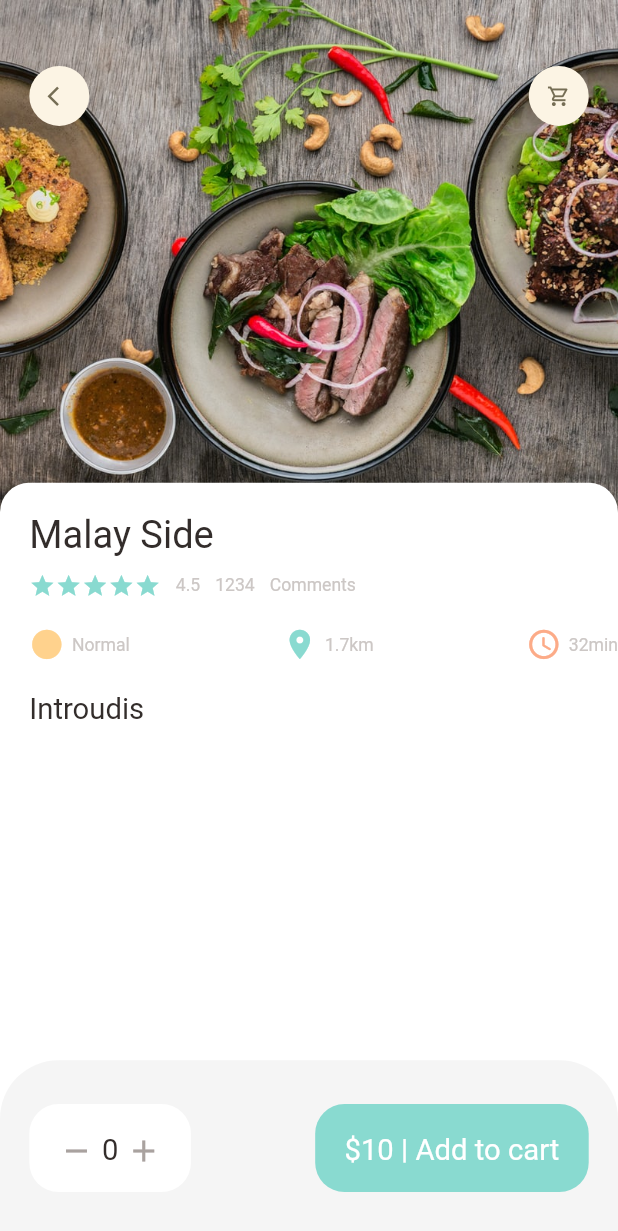
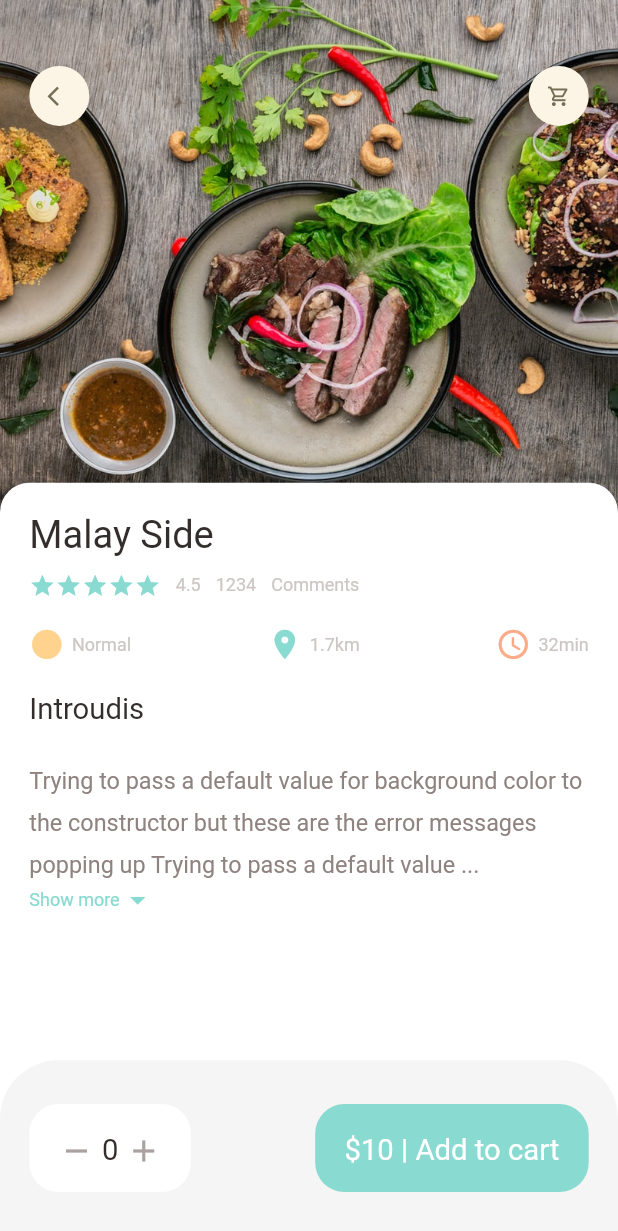
Before and after one commit to Katanabiz/Aziq-Tulik-Jetkizw, a Flutter app: the screen it shows after launch, on a phone screen of 412 x 824 dp. Shown: the top 1231 px of the screen. Run offline on Flutter 3.47's test engine with Material 2 defaults, Android fonts, the light colour scheme and no system bars; our stand-ins replace dots_indicator, get.

Commit message:
added intrudeus foods

```diff
--- /dev/null
+++ b/lib/app/vidjetter/expandable_text_widget.dart
@@ -0,0 +1,69 @@
+import 'package:aziq_tulik_jetkizw/app/vidjetter/smal_text_widget.dart';
+import 'package:aziq_tulik_jetkizw/common/quraldar/app_dimensions.dart';
+import 'package:aziq_tulik_jetkizw/common/quraldar/app_tusteri.dart';
+import 'package:flutter/material.dart';
+
+class ExpandableTextWidget extends StatefulWidget {
+  final String text;
+  const ExpandableTextWidget({super.key, required this.text});
+
+  @override
+  State<ExpandableTextWidget> createState() => _ExpandableTextWidgetState();
+}
+
+class _ExpandableTextWidgetState extends State<ExpandableTextWidget> {
+  late String firstHalf;
+  late String secondHalf;
+
+  bool hiddenText = true;
+  double textHeight = Dimensions.screenHeight / 5.63;
+
+  @override
+  void initState() {
+    if (widget.text.length > textHeight) {
+      firstHalf = widget.text.substring(0, textHeight.toInt());
+      secondHalf =
+          widget.text.substring(textHeight.toInt() + 1, widget.text.length);
+    } else {
+      firstHalf = widget.text;
+      secondHalf = '';
+    }
+    super.initState();
+  }
+
+  @override
+  Widget build(BuildContext context) {
+    return Container(
+      child: secondHalf.isEmpty
+          ? SmalTextWidget(
+              text: firstHalf,
+              size: Dimensions.font16,
+              color: AppTusteri.paraTus)
+          : Column(children: [
+              SmalTextWidget(
+                  text:
+                      hiddenText ? ('$firstHalf...') : (firstHalf + secondHalf),
+                  size: Dimensions.font16,
+                  color: AppTusteri.paraTus,
+                  height: 1.8),
+              InkWell(
+                  onTap: () {
+                    setState(() {
+                      hiddenText = !hiddenText;
+                    });
+                  },
+                  child: Row(
+                    children: [
+                      const SmalTextWidget(
+                          text: 'Show more', color: AppTusteri.negizigTus),
+                      Icon(
+                          hiddenText
+                              ? Icons.arrow_drop_down
+                              : Icons.arrow_drop_up,
+                          color: AppTusteri.negizigTus)
+                    ],
+                  ))
+            ]),
+    );
+  }
+}
--- a/lib/app/vidjetter/smal_text_widget.dart
+++ b/lib/app/vidjetter/smal_text_widget.dart
@@ -6,21 +6,21 @@ class SmalTextWidget extends StatelessWidget {
   final Color? color;
   final String text;
   final double size;
-  final TextOverflow overFlow;
+  //final TextOverflow overFlow;
   final double height;
-  const SmalTextWidget(
-      {Key? key,
-      this.color = const Color(0xFFccc7c5),
-      required this.text,
-      this.size = 0,
-      this.height = 1.2,
-      this.overFlow = TextOverflow.ellipsis})
-      : super(key: key);
+  const SmalTextWidget({
+    Key? key,
+    this.color = const Color(0xFFccc7c5),
+    required this.text,
+    this.size = 12,
+    this.height = 1.2,
+    //this.overFlow = TextOverflow.ellipsis
+  }) : super(key: key);
 
   @override
   Widget build(BuildContext context) {
     return Text(text,
-        overflow: overFlow,
+        //   overflow: overFlow,
         style: TextStyle(
           fontFamily: 'Roboto',
           fontSize: size == 0 ? Dimensions.font12 : size,
--- a/lib/app/views/food/popular_food_details_view.dart
+++ b/lib/app/views/food/popular_food_details_view.dart
@@ -5,6 +5,7 @@ import '../../../common/quraldar/app_tusteri.dart';
 import '../../vidjetter/app_column_widget.dart';
 import '../../vidjetter/appbar_icons_widget.dart';
 import '../../vidjetter/big_text_widget.dart';
+import '../../vidjetter/expandable_text_widget.dart';
 import '../../vidjetter/icons_and_text_widget.dart';
 import '../../vidjetter/smal_text_widget.dart';
 
@@ -16,6 +17,7 @@ class PopularFoodDetailsView extends StatelessWidget {
     return Scaffold(
       backgroundColor: Colors.white,
       body: Stack(children: [
+        // background image
         Positioned(
             left: 0,
             right: 0,
@@ -26,6 +28,7 @@ class PopularFoodDetailsView extends StatelessWidget {
                     image: DecorationImage(
                         fit: BoxFit.cover,
                         image: AssetImage('assets/images/food0.png'))))),
+        // both of icons
         Positioned(
           top: Dimensions.height45,
           left: Dimensions.width20,
@@ -37,6 +40,7 @@ class PopularFoodDetailsView extends StatelessWidget {
                 AppbarIconwidget(icon: Icons.shopping_cart_outlined),
               ]),
         ),
+        // introduction of foods
         Positioned(
           left: 0,
           right: 0,
@@ -44,7 +48,9 @@ class PopularFoodDetailsView extends StatelessWidget {
           top: Dimensions.popularFoodImageSize - 20,
           child: Container(
               padding: EdgeInsets.only(
-                  left: Dimensions.width20, top: Dimensions.height20),
+                  left: Dimensions.width20,
+                  right: Dimensions.height20,
+                  top: Dimensions.height20),
               decoration: BoxDecoration(
                 borderRadius: BorderRadius.only(
                     topLeft: Radius.circular(Dimensions.radius20),
@@ -60,10 +66,22 @@ class PopularFoodDetailsView extends StatelessWidget {
                   SizedBox(
                     height: Dimensions.height20,
                   ),
-                  const BigTextWidget(text: 'Introudis')
+                  const BigTextWidget(text: 'Introudis'),
+                  SizedBox(
+                    height: Dimensions.height20,
+                  ),
+
+                  // expandable text widget
+                  const Expanded(
+                    child: SingleChildScrollView(
+                      child: ExpandableTextWidget(
+                          text:
+                              "Trying to pass a default value for background color to the constructor but these are the error messages popping up Trying to pass a default value for background color to the constructor but these are the error messages popping up Trying to pass a default value for background color to the constructor but these are the error messages popping up Trying to pass a default value for background color to the constructor but these are the error messages popping up Trying to pass a default value for background color to the constructor but these are the error messages popping upTrying to pass a default value for background color to the constructor but these are the error messages popping up Trying to pass a default value for background color to the constructor but these are the error messages popping up ."),
+                    ),
+                  )
                 ],
               )),
-        )
+        ),
       ]),
       bottomNavigationBar: Container(
           height: Dimensions.buttonHeightBar,
--- a/lib/common/quraldar/app_dimensions.dart
+++ b/lib/common/quraldar/app_dimensions.dart
@@ -23,6 +23,7 @@ class Dimensions {
 
   // Font sizes
   static double font12 = screenHeight / 70.2;
+  static double font16 = screenHeight / 52.75;
   static double font20 = screenHeight / 42.2;
   static double font26 = screenHeight / 32.46;
 
```
